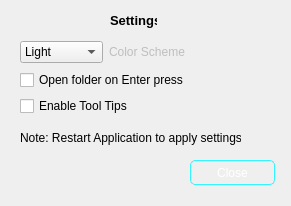
This is WaExport/settingd.ui in qrcline/WAEX_File_Organizer as Qt 5 draws it before an edit. The edited form follows.
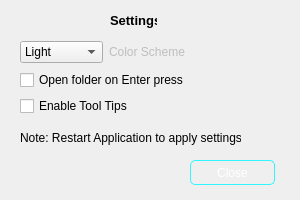
This is the edited form.

Diff of the .ui file:
```diff
--- a/WaExport/settingd.ui
+++ b/WaExport/settingd.ui
@@ -6,10 +6,22 @@
    <rect>
     <x>0</x>
     <y>0</y>
-    <width>291</width>
-    <height>206</height>
+    <width>300</width>
+    <height>200</height>
    </rect>
   </property>
+  <property name="minimumSize">
+   <size>
+    <width>300</width>
+    <height>200</height>
+   </size>
+  </property>
+  <property name="maximumSize">
+   <size>
+    <width>300</width>
+    <height>200</height>
+   </size>
+  </property>
   <property name="windowTitle">
    <string>Dialog</string>
   </property>
```
